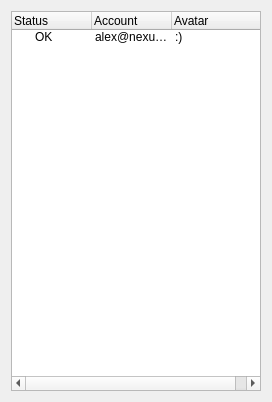
Old version of the form src/Client/GUI/design/Contacts.ui in the repository industral/Nexuz.
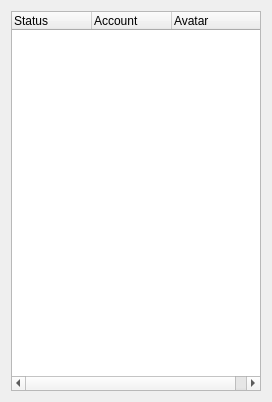
New version of the form.

Diff of the .ui file:
```diff
--- a/src/Client/GUI/design/Contacts.ui
+++ b/src/Client/GUI/design/Contacts.ui
@@ -40,17 +40,6 @@
        <string>Avatar</string>
       </property>
      </column>
-     <item>
-      <property name="text">
-       <string>OK</string>
-      </property>
-      <property name="text">
-       <string>alex@nexuz.com</string>
-      </property>
-      <property name="text">
-       <string>:)</string>
-      </property>
-     </item>
     </widget>
    </item>
   </layout>
```
Left out of the diff: 2 changed lines with no effect on the pictures.
